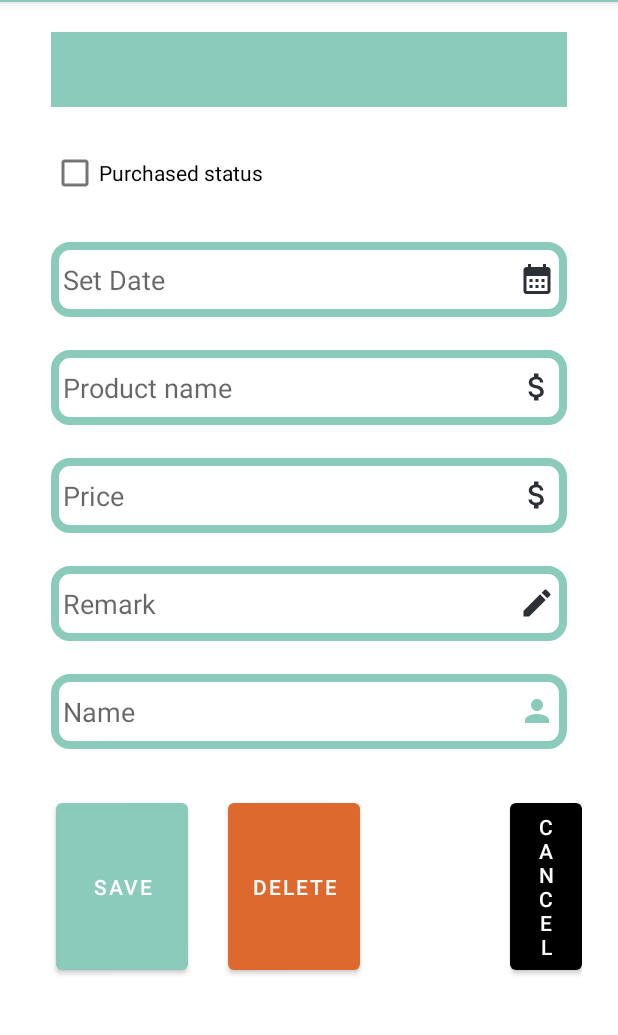
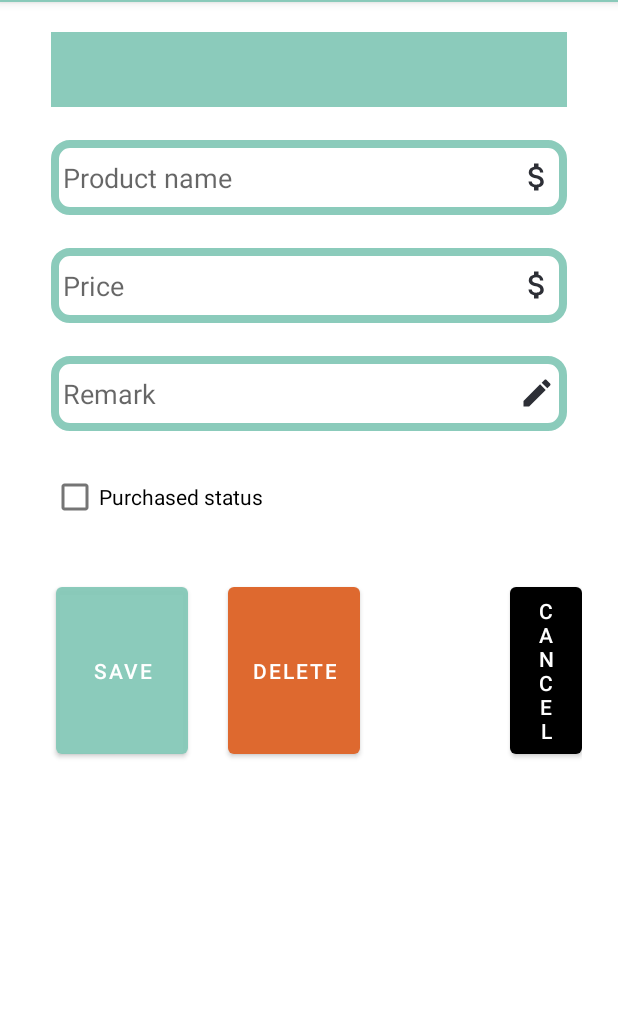
Before and after one commit to mhkhizil/BabyProductListingAppUsingJava, an Android app: the fragment Product_Form_Fragment placed in its activity, on a phone screen of 412 x 824 dp, the part 82-1117 px from its top. Run offline under Robolectric (Android 15) with nearby library versions, the phone set to English and light mode, and no system bars; 2 statements that could not run were skipped.

```diff
--- a/app/src/main/java/UI/ProductAdapter.java
+++ b/app/src/main/java/UI/ProductAdapter.java
@@ -38,8 +38,8 @@ public class ProductAdapter extends RecyclerView.Adapter<MyViewHolder> {
     public void onBindViewHolder(@NonNull MyViewHolder holder, int position) {
 
         holder.property_title.setText(
-                (dataList.get(position).getProductName().length() > 10)
-                        ? dataList.get(position).getProductName().substring(0, 10) + "..."
+                (dataList.get(position).getProductName().length() > 5)
+                        ? dataList.get(position).getProductName().substring(0, 5) + "..."
                         : dataList.get(position).getProductName()
         );
 
--- a/app/src/main/java/UI/Product_Form_Fragment.java
+++ b/app/src/main/java/UI/Product_Form_Fragment.java
@@ -25,12 +25,10 @@ import DB_Context.ProductListModel;
 
 
 public class Product_Form_Fragment extends Fragment {
-    EditText date_time_picker;
     EditText ref_no;
     EditText product_name;
     EditText price;
     EditText remark;
-    EditText reporter;
     Button save_btn;
     Button delete_btn;
     Button cancel_btn;
@@ -61,9 +59,7 @@ public class Product_Form_Fragment extends Fragment {
         product_name = form_view.findViewById(R.id.product_name);
         price=form_view.findViewById(R.id.price);
         remark=form_view.findViewById(R.id.remark);
-        reporter=form_view.findViewById(R.id.reporter_name);
         cbPurchased =form_view.findViewById(R.id.cbPurchased );
-        date_time_picker=form_view.findViewById(R.id.date);
         save_btn=form_view.findViewById(R.id.save_btn);
         delete_btn=form_view.findViewById(R.id.delete_btn);
         cancel_btn = form_view.findViewById(R.id.cancel_btn);
@@ -81,89 +77,41 @@ public class Product_Form_Fragment extends Fragment {
             ref_no.setEnabled(false);
             property_list=dbContext.readProductByRefNumber(reference_no);
             ProductListModel p=property_list.get(0);
-            date_time_picker.setText(property_list.get(0).getDate());
             product_name.setText(property_list.get(0).getProductName());
             price.setText(property_list.get(0).getPrice());
             remark.setText(property_list.get(0).getRemark());
             cbPurchased.setChecked(property_list.get(0).isPurchased());
-            reporter.setText(property_list.get(0).getUserName());
         }
 
-        reporter.setText(current_username);
-        final Calendar calendar=Calendar.getInstance();
-
-        date_time_picker.setOnClickListener(new View.OnClickListener() {
-            @Override
-            public void onClick(View view) {
-//                SingleDateAndTimePickerDialog.Builder builder = new SingleDateAndTimePickerDialog.Builder(Property_Form_Fragment.this.getActivity())
-//                        .setTitle("Select Date and Time")
-//                        .setListener(new SingleDateAndTimePickerDialog.Listener() {
-//                            @Override
-//                            public void onDateSelected(Date date) {
-//                                // Handle the selected date and time
-//                                SimpleDateFormat sdf = new SimpleDateFormat("yyyy-MM-dd HH:mm", Locale.getDefault());
-//                                String formattedDateTime = sdf.format(date);
-//                                date_time_picker.setText(formattedDateTime);
-//                            }
-//                        });
-//
-//                SingleDateAndTimePickerDialog dialog = builder.build();
-//                dialog.display();
-//                SingleDateAndTimePickerDialog.Builder builder=new SingleDateAndTimePickerDialog.Builder(Property_Form_Fragment.this.getActivity())
-//                        .displayListener(new SingleDateAndTimePickerDialog.DisplayListener() {
-//                            @Override
-//                            public void onDisplayed(SingleDateAndTimePicker picker) {
-//                                // Retrieve the SingleDateAndTimePicker
-//                            }
-//
-//                            @Override
-//                            public void onClosed(SingleDateAndTimePicker picker) {
-//                                picker.getDate();
-//                            }
-//                        })
-//                        .title("Simple")
-//                        .listener(new SingleDateAndTimePickerDialog.Listener() {
-//                            @Override
-//                            public void onDateSelected(Date date) {
-//                                SimpleDateFormat sdf = new SimpleDateFormat("yyyy-MM-dd HH:mm", Locale.getDefault());
-//                                String formattedDateTime = sdf.format(date);
-//                                date_time_picker.setText(formattedDateTime);
-//                            }
-//                        }).display();
-            }
-        });
+//       reporter.setText(current_username);
 
         save_btn.setOnClickListener(new View.OnClickListener() {
             @Override
             public void onClick(View view) {
             if(current_mode=="add_mode"){
                 //should add trim later
-                String add_date=date_time_picker.getText().toString();
                 String pn=product_name.getText().toString();
                 String pr=price.getText().toString();
                 String rem=remark.getText().toString();
-                String rp_name=reporter.getText().toString();
                 boolean pc=cbPurchased.isChecked();
 
-                if( add_date.isEmpty()|| pn.isEmpty() || pr.isEmpty() || rem.isEmpty())
+                if(  pn.isEmpty() || pr.isEmpty() || rem.isEmpty())
                 {
                     Toast.makeText(Product_Form_Fragment.this.getActivity(), "Enter all data", Toast.LENGTH_SHORT).show();
                 }
                 else {
-                        dbContext.addProductList(add_date,pn,pr,rem,rp_name,pc);
+                        dbContext.addProductList(pn,pr,rem,pc);
                       //  Toast.makeText(Property_Form_Fragment.this.getActivity(), "New property added successfully", Toast.LENGTH_SHORT).show();
                     FragmentManager fragmentManager= getActivity().getSupportFragmentManager();
                     fragmentManager.popBackStack();
                 }
             }
             if(current_mode=="detail_mode"){
-                String add_date=date_time_picker.getText().toString();
                 String pn=product_name.getText().toString();
                 String pr=price.getText().toString();
                 String rem=remark.getText().toString();
-                String rp_name=reporter.getText().toString();
                 boolean pc=cbPurchased.isChecked();
-                dbContext.updateProductList(reference_no,Integer.parseInt(reference_no) ,add_date,pn,pr,rem,rp_name,pc);
+                dbContext.updateProductList(reference_no,Integer.parseInt(reference_no) ,pn,pr,rem,pc);
                 FragmentManager fragmentManager= getActivity().getSupportFragmentManager();
                 fragmentManager.popBackStack();
             }
--- a/app/src/main/res/layout/product_form_fragment.xml
+++ b/app/src/main/res/layout/product_form_fragment.xml
@@ -54,48 +54,10 @@
                 />
         </LinearLayout>
 
-        <LinearLayout
-            android:layout_width="match_parent"
-            android:layout_height="match_parent"
-            android:gravity="center_vertical"
-            android:orientation="horizontal"
-            android:padding="10dp">
-
-            <CheckBox
-                android:id="@+id/cbPurchased"
-                android:layout_width="wrap_content"
-                android:layout_height="wrap_content"
-                android:text="Purchased status" />
-
-        </LinearLayout>
 
 
-        <LinearLayout
-            android:layout_width="match_parent"
-            android:layout_height="wrap_content"
-            android:orientation="horizontal"
-            android:layout_gravity="center_horizontal"
-            android:padding="10dp">
-<!--            <TextView-->
-<!--                android:layout_width="66dp"-->
-<!--                android:layout_height="wrap_content"-->
-<!--                android:text="Date"-->
-<!--                android:textStyle="bold"-->
-<!--                android:textSize="20sp"/>-->
-            <EditText
-                android:layout_width="match_parent"
-                android:layout_height="50dp"
-                android:id="@+id/date"
-                android:hint="Set Date"
-                android:background="@drawable/form_textbox"
-                android:drawablePadding="8dp"
-                android:drawableRight="@drawable/baseline_calendar_month_24"
-                android:padding="8dp"
-                android:textColor="@color/black"
-                android:textColorHighlight="@color/cardview_dark_background"
-                android:layout_marginTop="2dp"
-                />
-        </LinearLayout>
+
+
 
         <LinearLayout
             android:layout_width="match_parent"
@@ -179,33 +141,19 @@
                 />
 
         </LinearLayout>
-
-
         <LinearLayout
             android:layout_width="match_parent"
-            android:layout_height="wrap_content"
+            android:layout_height="match_parent"
+            android:gravity="center_vertical"
             android:orientation="horizontal"
-            android:layout_gravity="center_horizontal"
             android:padding="10dp">
-<!--            <TextView-->
-<!--                android:layout_width="66dp"-->
-<!--                android:layout_height="wrap_content"-->
-<!--                android:text="name"-->
-<!--                android:textStyle="bold"-->
-<!--                android:textSize="20sp"/>-->
-            <EditText
-                android:layout_width="match_parent"
-                android:layout_height="50dp"
-                android:id="@+id/reporter_name"
-                android:hint="Name"
-                android:background="@drawable/form_textbox"
-                android:drawablePadding="8dp"
-                android:drawableRight="@drawable/cutome_user_icon"
-                android:padding="8dp"
-                android:textColor="@color/black"
-                android:textColorHighlight="@color/cardview_dark_background"
-                android:layout_marginTop="2dp"
-                />
+
+            <CheckBox
+                android:id="@+id/cbPurchased"
+                android:layout_width="wrap_content"
+                android:layout_height="wrap_content"
+                android:text="Purchased status" />
+
         </LinearLayout>
         <LinearLayout
             android:layout_width="wrap_content"
```
Also changed, not shown: app/src/main/java/DB_Context/DBContext.java (+7 -21 lines), app/src/main/java/DB_Context/ProductListModel.java (+2 -29 lines).
